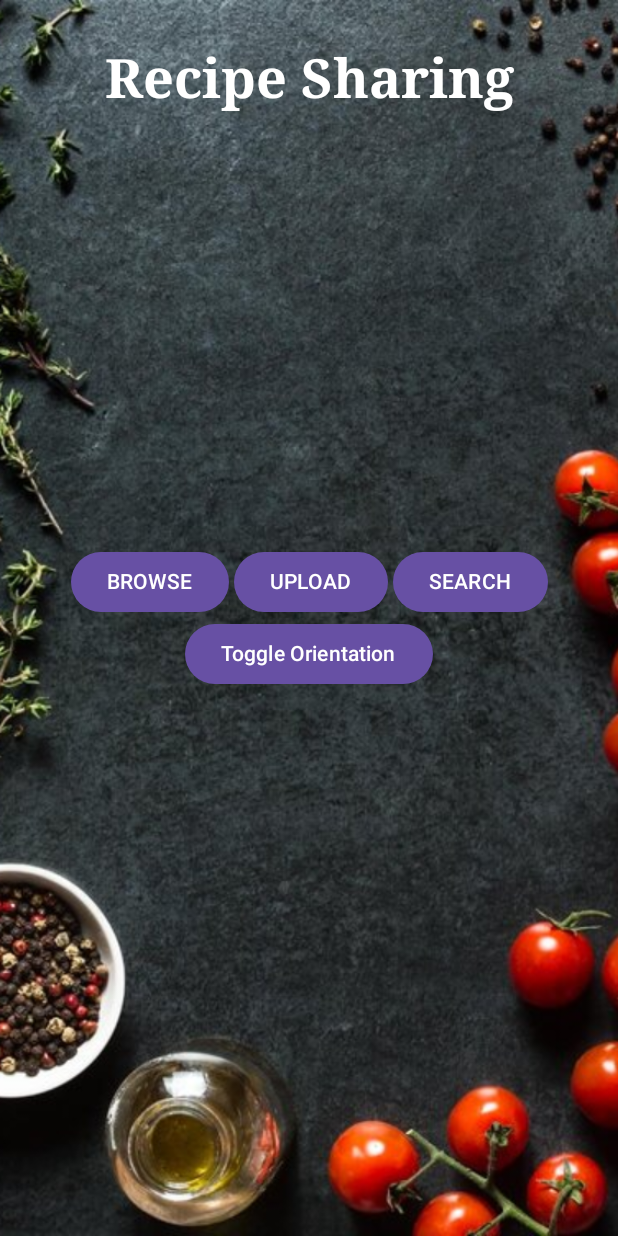
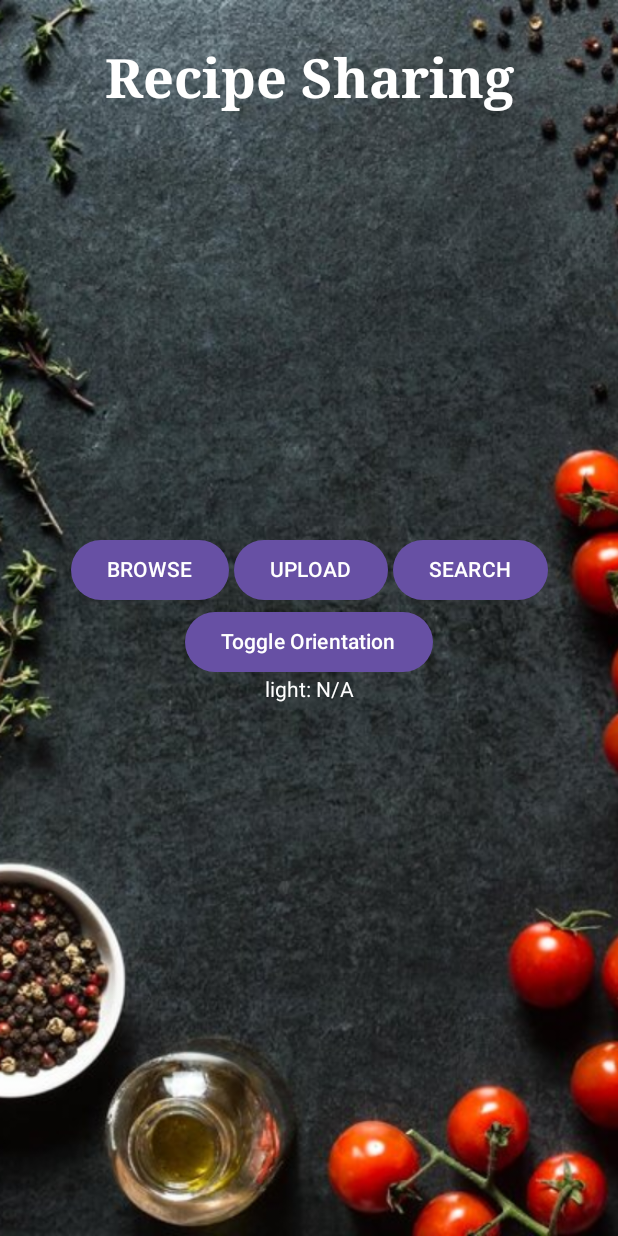
Before and after one commit to aurelialuszcz/MDApp, an Android app built with Jetpack Compose: the screen it shows after launch (MainActivity), on a phone screen of 412 x 824 dp. Run offline under Robolectric (Android 15) with nearby library versions, the phone set to English and light mode, and no system bars.

Commit message:
light sensor implemented

```diff
--- a/app/src/main/java/com/example/assignmentmain/BurgerRecipe.kt
+++ b/app/src/main/java/com/example/assignmentmain/BurgerRecipe.kt
@@ -58,7 +58,7 @@ class BurgerRecipe : ComponentActivity() {
                             .aspectRatio(16f / 9f),
                         contentScale = ContentScale.FillWidth
                     )
-                    Text("This is the burger recipe.")
+                    Text("This is the burger recipe.", color = Color.White)
                 }
 
             }
--- a/app/src/main/java/com/example/assignmentmain/HummusRecipe.kt
+++ b/app/src/main/java/com/example/assignmentmain/HummusRecipe.kt
@@ -58,7 +58,7 @@ class HummusRecipe : ComponentActivity() {
                             .aspectRatio(16f / 9f),
                         contentScale = ContentScale.FillWidth
                     )
-                    Text("This is the hummus recipe.")
+                    Text("This is the hummus recipe.", color = Color.White)
                 }
             }
         }
--- a/app/src/main/java/com/example/assignmentmain/MainActivity.kt
+++ b/app/src/main/java/com/example/assignmentmain/MainActivity.kt
@@ -1,9 +1,14 @@
 package com.example.assignmentmain
 
 import android.app.Activity
+import android.content.Context
 import android.content.Intent
 import android.content.pm.ActivityInfo
 import android.content.res.Configuration
+import android.hardware.Sensor
+import android.hardware.SensorEvent
+import android.hardware.SensorEventListener
+import android.hardware.SensorManager
 import android.os.Bundle
 import androidx.activity.ComponentActivity
 import androidx.activity.compose.setContent
@@ -18,6 +23,7 @@ import androidx.compose.material3.Button
 import androidx.compose.material3.Surface
 import androidx.compose.material3.Text
 import androidx.compose.runtime.Composable
+import androidx.compose.runtime.mutableStateOf
 import androidx.compose.ui.Alignment
 import androidx.compose.ui.Modifier
 import androidx.compose.ui.graphics.Color
@@ -85,6 +91,8 @@ class MainActivity : ComponentActivity() {
                         }
                     }
                     Orientation()
+                    Text(light.value, color = Color.White)
+                    registerSensorListeners()
                 }
             }
         }
@@ -126,4 +134,25 @@ class MainActivity : ComponentActivity() {
         }
 
     }
+
+    private fun registerSensorListeners() {
+
+        var sm: SensorManager = getSystemService(Context.SENSOR_SERVICE) as SensorManager
+
+        if(sm.getDefaultSensor(Sensor.TYPE_LIGHT) != null)
+            sm.registerListener(light_listener, sm.getDefaultSensor(Sensor.TYPE_LIGHT), SensorManager.SENSOR_DELAY_UI)
+    }
+
+    private var light_listener: SensorEventListener = object : SensorEventListener {
+        override fun onSensorChanged(event: SensorEvent?) {
+            light.value = "light: ${event!!.values[0]} lux"
+        }
+
+        override fun onAccuracyChanged(p0: Sensor?, p1: Int) {
+
+        }
+    }
+
+    private var light = mutableStateOf("light: N/A")
+
 }
--- a/app/src/main/java/com/example/assignmentmain/PastaRecipe.kt
+++ b/app/src/main/java/com/example/assignmentmain/PastaRecipe.kt
@@ -58,7 +58,7 @@ class PastaRecipe : ComponentActivity() {
                             .aspectRatio(16f / 9f),
                         contentScale = ContentScale.FillWidth
                     )
-                    Text("This is the pasta recipe.")
+                    Text("This is the pasta recipe.", color = Color.White)
                 }
             }
         }
--- a/app/src/main/java/com/example/assignmentmain/PizzaRecipe.kt
+++ b/app/src/main/java/com/example/assignmentmain/PizzaRecipe.kt
@@ -58,7 +58,7 @@ class PizzaRecipe : ComponentActivity() {
                             .aspectRatio(16f / 9f),
                         contentScale = ContentScale.FillWidth
                     )
-                    Text("This is the pizza recipe.")
+                    Text("This is the pizza recipe.", color = Color.White)
                 }
 
             }
```
